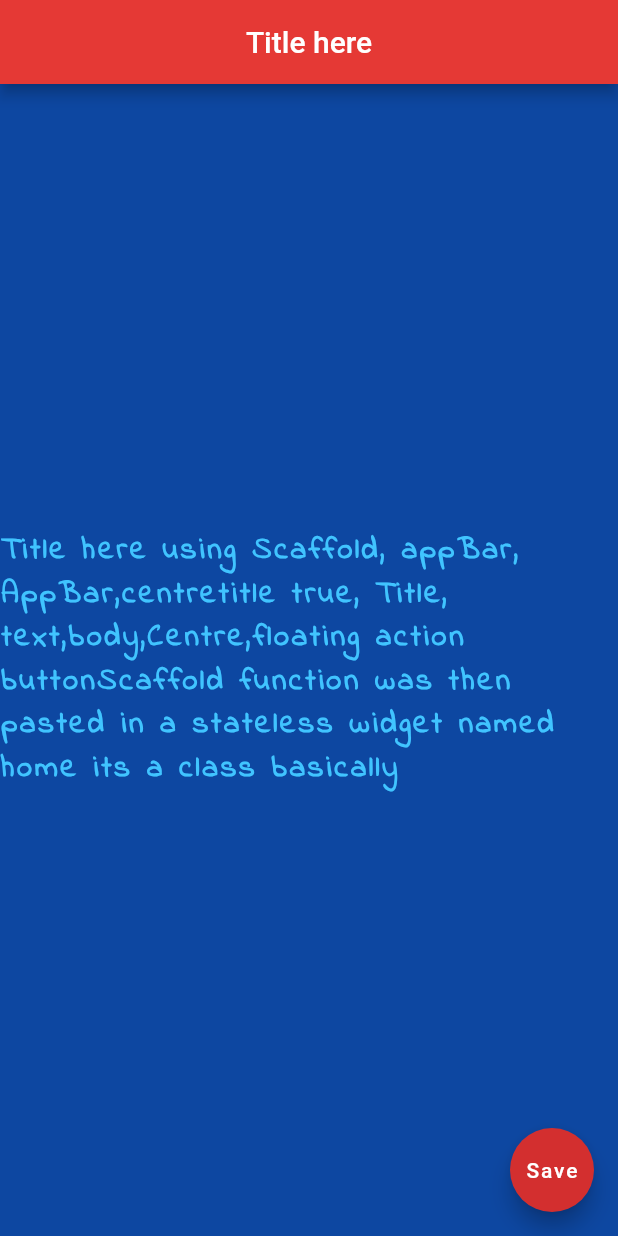
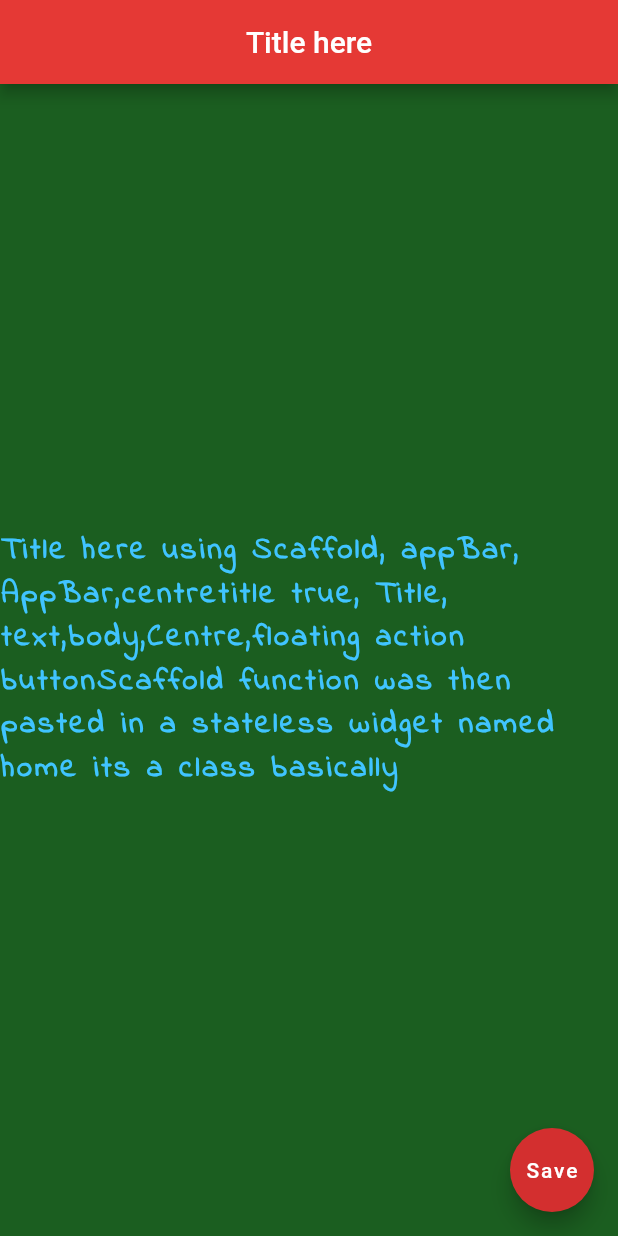
Before and after one commit to chakca/flutter_test_home_class_scafold, a Flutter app: the screen it shows after launch, on a phone screen of 412 x 824 dp. Run offline on Flutter 3.47's test engine with Material 2 defaults, Android fonts, the phone set to English and light mode, and no system bars.

Commit message:
Green bkrnd andu studii

```diff
--- a/lib/main.dart
+++ b/lib/main.dart
@@ -30,7 +30,7 @@ class Home extends StatelessWidget {
           ),
         ),
       ),
-      backgroundColor: Colors.blue[900],
+      backgroundColor: Colors.green[900],
       floatingActionButton: FloatingActionButton(
         onPressed: () {},
         child: Text('Save'),
```
